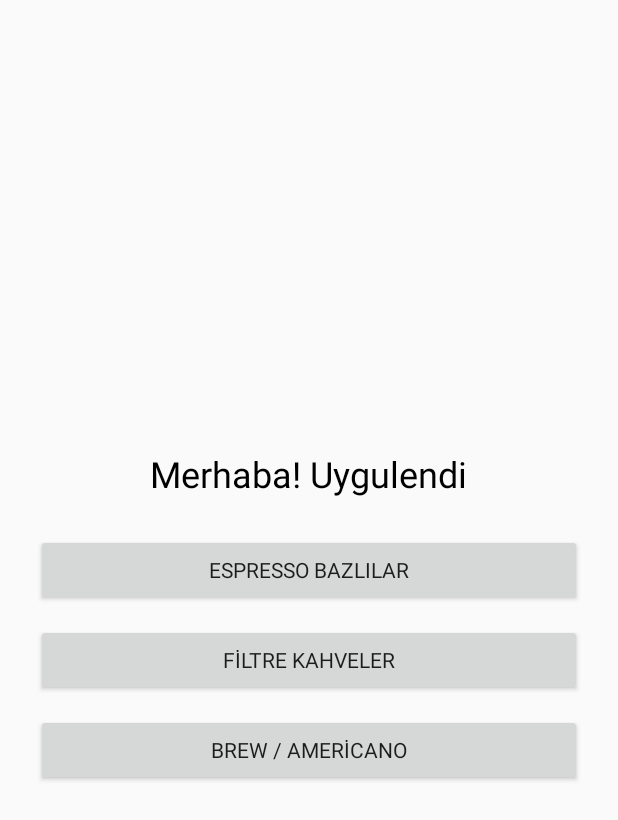
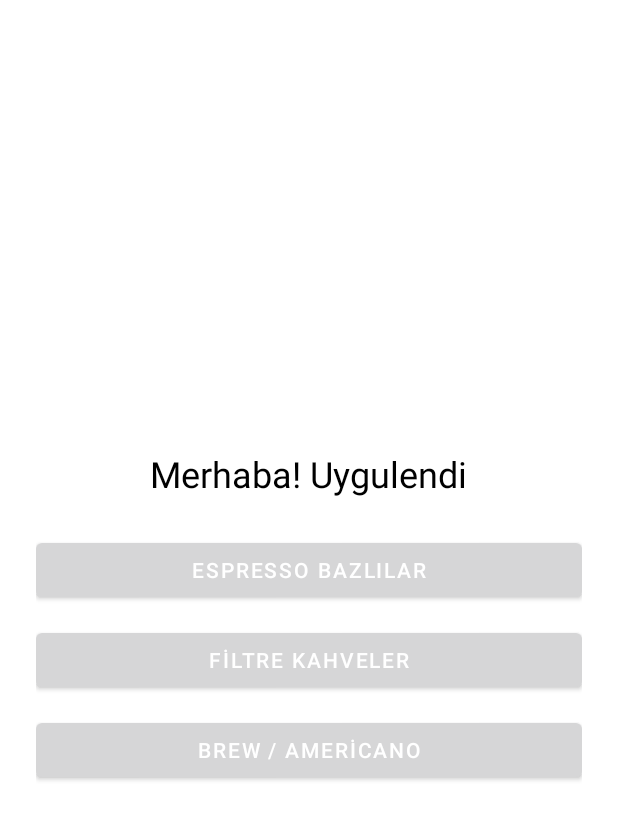
Before and after one commit to anilk52/coffee-android, an Android app: the screen it shows after launch (MainActivity), on a phone screen of 412 x 824 dp. Shown: the top 820 px of the screen. Run offline under Robolectric (Android 15) with nearby library versions, the phone set to English and light mode, and no system bars; 1 statement that could not run was skipped.

Commit message:
Update styles.xml

```diff
--- a/app/src/main/res/values/styles.xml
+++ b/app/src/main/res/values/styles.xml
@@ -1,18 +1,18 @@
 <?xml version="1.0" encoding="utf-8"?>
 <resources>
 
-    <!-- Uygulama teması -->
-    <style name="Theme.Coffee" parent="Theme.AppCompat.Light.NoActionBar">
-        <!-- Fontu kaynak yerine string olarak veriyoruz -->
-        <item name="android:fontFamily">sans-serif</item>
-        <item name="fontFamily">sans-serif</item>
+    <!-- Uygulama Teması -->
+    <style name="Theme.Coffee" parent="Theme.MaterialComponents.DayNight.NoActionBar">
+        <item name="colorPrimary">@color/purple_500</item>
+        <item name="colorPrimaryVariant">@color/purple_700</item>
+        <item name="colorOnPrimary">@android:color/white</item>
+        <item name="android:statusBarColor">?attr/colorPrimaryVariant</item>
     </style>
 
-    <!-- Orta kalınlıkta yazılar için opsiyonel stil -->
-    <style name="Text.Medium">
-        <item name="android:fontFamily">sans-serif-medium</item>
-        <item name="fontFamily">sans-serif-medium</item>
-        <item name="android:textStyle">normal</item>
+    <!-- Bazı layout'larda referans verilen, eksik olduğu için hataya sebep olan stil -->
+    <style name="Text">
+        <item name="android:textColor">#000000</item>
+        <item name="android:textSize">16sp</item>
     </style>
 
 </resources>
```
